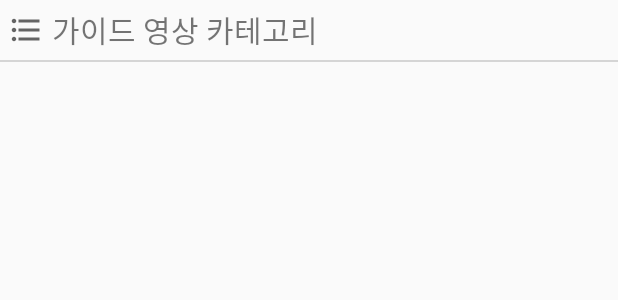
After one commit to yeon7485/FixFit, an Android app: the layout frag_guide.xml on its own in the app's theme, with its tools: preview values and no code run, on a phone screen of 412 x 824 dp. The commit adds this screen. Shown: the top 300 px of the screen. Run offline under Robolectric (Android 15) with nearby library versions, the phone set to English and light mode, and no system bars.

Commit message:
메인화면 및 frag화면구성

```diff
--- /dev/null
+++ b/app/src/main/res/layout/frag_guide.xml
@@ -0,0 +1,36 @@
+<?xml version="1.0" encoding="utf-8"?>
+<LinearLayout xmlns:android="http://schemas.android.com/apk/res/android"
+    android:orientation="vertical"
+    android:layout_width="match_parent"
+    android:layout_height="match_parent">
+
+    <LinearLayout
+        android:layout_width="match_parent"
+        android:layout_height="40dp"
+        android:layout_gravity="center"
+        android:orientation="horizontal">
+
+        <ImageView
+            android:layout_width="wrap_content"
+            android:layout_height="wrap_content"
+            android:layout_gravity="center"
+            android:layout_margin="5dp"
+            android:src="@drawable/ic_baseline_format_list_bulleted_24"/>
+
+        <TextView
+            android:layout_width="match_parent"
+            android:layout_height="wrap_content"
+            android:text="가이드 영상 카테고리"
+            android:layout_gravity="center"
+            android:textSize="20dp"/>
+    </LinearLayout>
+
+    <View
+        android:layout_width="match_parent"
+        android:layout_height="1dp"
+        android:background="#D5D5D5"/>
+
+    <!--가이드창 UI 대로 만들어야할까요?? 아니면 분류를 나누어서 목, 허리, 무릎 등등 버튼 누르면 rehabilitation 화면 창나오게 연동하게 해야할까요??-->
+
+
+</LinearLayout>
```
Also changed, not shown: app/src/main/res/layout/activity_main.xml (+138 -10 lines), app/src/main/res/layout/frag_setup.xml (added, +41 -0 lines).
